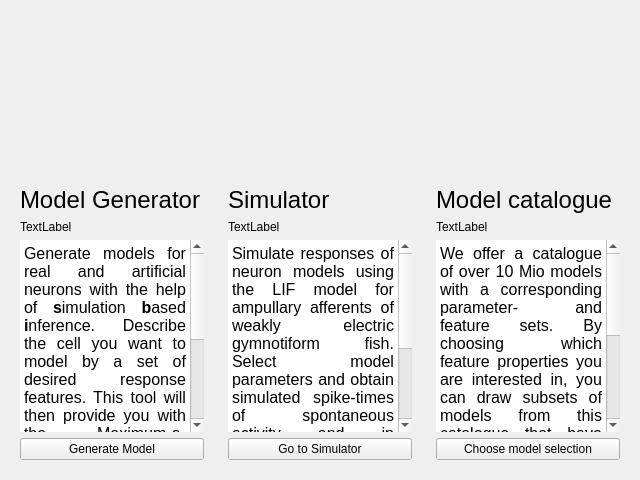
The window that ampullary_ui/ui/startpage.ui (bendalab/ampullarymodel) describes before a commit, drawn with Qt 5.
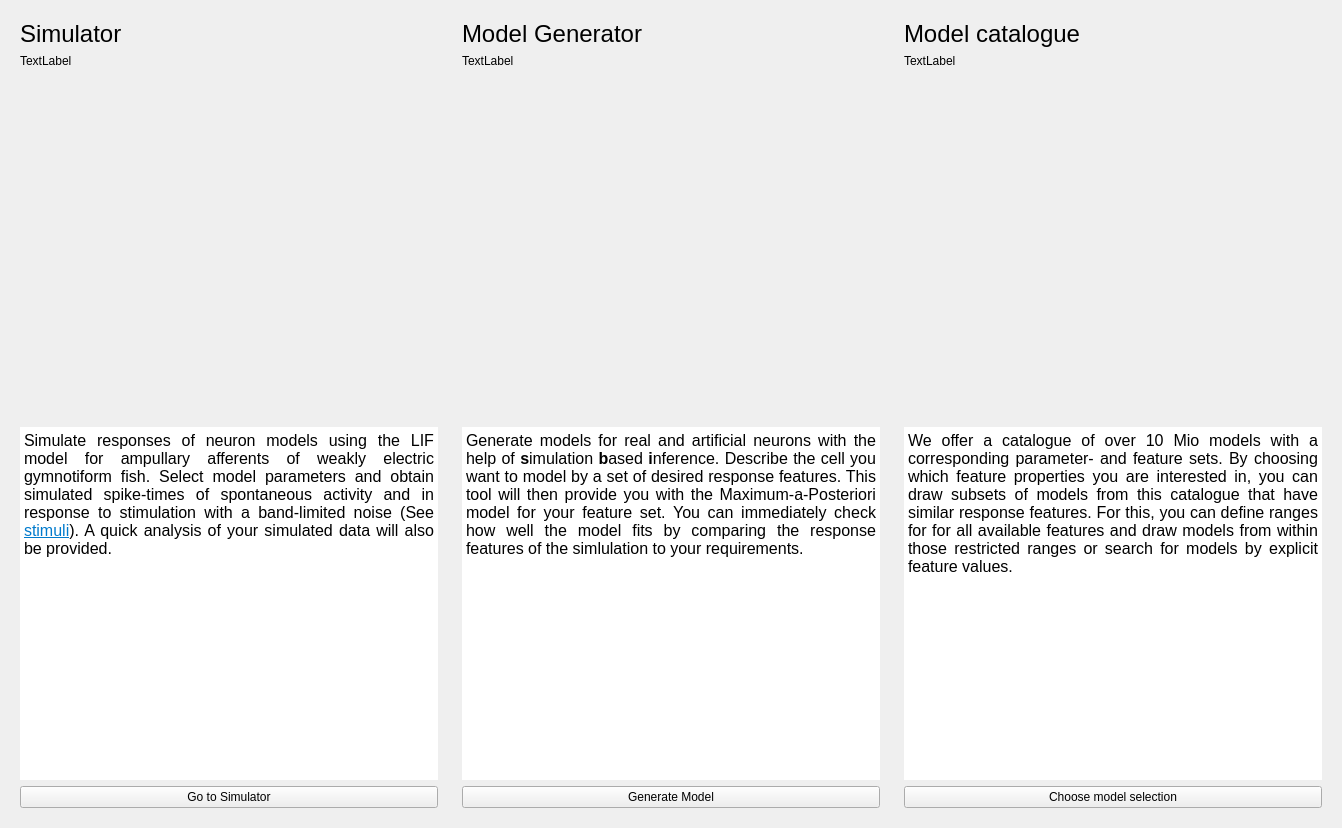
The same window after the commit.

Commit message: [ui] update splash, start and mainwindow

```diff
--- a/ampullary_ui/ui/startpage.ui
+++ b/ampullary_ui/ui/startpage.ui
@@ -6,96 +6,14 @@
    <rect>
     <x>0</x>
     <y>0</y>
-    <width>640</width>
-    <height>480</height>
+    <width>1342</width>
+    <height>828</height>
    </rect>
   </property>
   <property name="windowTitle">
    <string>Form</string>
   </property>
   <layout class="QHBoxLayout" name="horizontalLayout">
-   <item>
-    <widget class="QFrame" name="frame_2">
-     <property name="frameShape">
-      <enum>QFrame::Shape::NoFrame</enum>
-     </property>
-     <property name="role" stdset="0">
-      <string>startframe</string>
-     </property>
-     <layout class="QVBoxLayout" name="verticalLayout_2" stretch="0,0,0,0,0">
-      <item>
-       <spacer name="verticalSpacer_4">
-        <property name="orientation">
-         <enum>Qt::Orientation::Vertical</enum>
-        </property>
-        <property name="sizeHint" stdset="0">
-         <size>
-          <width>20</width>
-          <height>40</height>
-         </size>
-        </property>
-       </spacer>
-      </item>
-      <item>
-       <widget class="QLabel" name="title_2">
-        <property name="font">
-         <font>
-          <pointsize>18</pointsize>
-         </font>
-        </property>
-        <property name="text">
-         <string>Model Generator</string>
-        </property>
-        <property name="role" stdset="0">
-         <string>title</string>
-        </property>
-       </widget>
-      </item>
-      <item>
-       <widget class="QLabel" name="picture_1">
-        <property name="text">
-         <string>TextLabel</string>
-        </property>
-       </widget>
-      </item>
-      <item>
-       <widget class="QTextBrowser" name="description_2">
-        <property name="font">
-         <font>
-          <pointsize>16</pointsize>
-         </font>
-        </property>
-        <property name="frameShape">
-         <enum>QFrame::Shape::NoFrame</enum>
-        </property>
-        <property name="readOnly">
-         <bool>true</bool>
-        </property>
-        <property name="html">
-         <string>&lt;!DOCTYPE HTML PUBLIC &quot;-//W3C//DTD HTML 4.0//EN&quot; &quot;http://www.w3.org/TR/REC-html40/strict.dtd&quot;&gt;
-&lt;html&gt;&lt;head&gt;&lt;meta name=&quot;qrichtext&quot; content=&quot;1&quot; /&gt;&lt;meta charset=&quot;utf-8&quot; /&gt;&lt;style type=&quot;text/css&quot;&gt;
-p, li { white-space: pre-wrap; }
-hr { height: 1px; border-width: 0; }
-li.unchecked::marker { content: &quot;\2610&quot;; }
-li.checked::marker { content: &quot;\2612&quot;; }
-&lt;/style&gt;&lt;/head&gt;&lt;body style=&quot; font-family:'.AppleSystemUIFont'; font-size:16pt; font-weight:400; font-style:normal;&quot;&gt;
-&lt;p align=&quot;justify&quot; style=&quot; margin-top:0px; margin-bottom:0px; margin-left:0px; margin-right:0px; -qt-block-indent:0; text-indent:0px;&quot;&gt;&lt;span style=&quot; font-family:'Ubuntu'; font-size:12pt;&quot;&gt;Generate models for real and artificial neurons with the help of &lt;/span&gt;&lt;span style=&quot; font-family:'Ubuntu'; font-size:12pt; font-weight:700;&quot;&gt;s&lt;/span&gt;&lt;span style=&quot; font-family:'Ubuntu'; font-size:12pt;&quot;&gt;imulation &lt;/span&gt;&lt;span style=&quot; font-family:'Ubuntu'; font-size:12pt; font-weight:700;&quot;&gt;b&lt;/span&gt;&lt;span style=&quot; font-family:'Ubuntu'; font-size:12pt;&quot;&gt;ased &lt;/span&gt;&lt;span style=&quot; font-family:'Ubuntu'; font-size:12pt; font-weight:700;&quot;&gt;i&lt;/span&gt;&lt;span style=&quot; font-family:'Ubuntu'; font-size:12pt;&quot;&gt;nference. Describe the cell you want to model by a set of desired response features. This tool will then provide you with the Maximum-a-Posteriori model for your feature set. You can immediately check how well the model fits by comparing the response features of the simlulation to your requirements. &lt;/span&gt;&lt;/p&gt;&lt;/body&gt;&lt;/html&gt;</string>
-        </property>
-        <property name="openLinks">
-         <bool>false</bool>
-        </property>
-       </widget>
-      </item>
-      <item>
-       <widget class="QPushButton" name="button_to_cm">
-        <property name="text">
-         <string>Generate Model</string>
-        </property>
-       </widget>
-      </item>
-     </layout>
-    </widget>
-   </item>
    <item>
     <widget class="QFrame" name="frame_1">
      <property name="frameShape">
@@ -105,19 +23,6 @@
       <string>startframe</string>
      </property>
      <layout class="QVBoxLayout" name="verticalLayout" stretch="0,0,0,0,0">
-      <item>
-       <spacer name="verticalSpacer_2">
-        <property name="orientation">
-         <enum>Qt::Orientation::Vertical</enum>
-        </property>
-        <property name="sizeHint" stdset="0">
-         <size>
-          <width>20</width>
-          <height>40</height>
-         </size>
-        </property>
-       </spacer>
-      </item>
       <item>
        <widget class="QLabel" name="title_1">
         <property name="font">
@@ -136,12 +41,22 @@
        </widget>
       </item>
       <item>
-       <widget class="QLabel" name="picture_2">
+       <widget class="QLabel" name="picture_1">
         <property name="text">
          <string>TextLabel</string>
         </property>
        </widget>
       </item>
+      <item>
+       <spacer name="verticalSpacer_2">
+        <property name="sizeHint" stdset="0">
+         <size>
+          <width>20</width>
+          <height>40</height>
+         </size>
+        </property>
+       </spacer>
+      </item>
       <item>
        <widget class="QTextBrowser" name="description_1">
         <property name="font">
@@ -159,7 +74,7 @@
 hr { height: 1px; border-width: 0; }
 li.unchecked::marker { content: &quot;\2610&quot;; }
 li.checked::marker { content: &quot;\2612&quot;; }
-&lt;/style&gt;&lt;/head&gt;&lt;body style=&quot; font-family:'.AppleSystemUIFont'; font-size:16pt; font-weight:400; font-style:normal;&quot;&gt;
+&lt;/style&gt;&lt;/head&gt;&lt;body style=&quot; font-family:'Sans Serif'; font-size:16pt; font-weight:400; font-style:normal;&quot;&gt;
 &lt;p align=&quot;justify&quot; style=&quot; margin-top:0px; margin-bottom:0px; margin-left:0px; margin-right:0px; -qt-block-indent:0; text-indent:0px;&quot;&gt;&lt;span style=&quot; font-family:'Ubuntu'; font-size:12pt;&quot;&gt;Simulate responses of neuron models using the LIF model for ampullary afferents of weakly electric gymnotiform fish. Select model parameters and obtain simulated spike-times of spontaneous activity and in response to stimulation with a band-limited noise (See &lt;/span&gt;&lt;a href=&quot;../../stimuli&quot;&gt;&lt;span style=&quot; font-family:'Ubuntu'; font-size:12pt; text-decoration: underline; color:#007acc;&quot;&gt;stimuli&lt;/span&gt;&lt;/a&gt;&lt;span style=&quot; font-family:'Ubuntu'; font-size:12pt;&quot;&gt;). A quick analysis of your simulated data will also be provided.&lt;/span&gt;&lt;/p&gt;&lt;/body&gt;&lt;/html&gt;</string>
         </property>
         <property name="openLinks">
@@ -177,6 +92,85 @@
      </layout>
     </widget>
    </item>
+   <item>
+    <widget class="QFrame" name="frame_2">
+     <property name="frameShape">
+      <enum>QFrame::NoFrame</enum>
+     </property>
+     <property name="role" stdset="0">
+      <string>startframe</string>
+     </property>
+     <layout class="QVBoxLayout" name="verticalLayout_2" stretch="0,0,0,0,0">
+      <item>
+       <widget class="QLabel" name="title_2">
+        <property name="font">
+         <font>
+          <pointsize>18</pointsize>
+         </font>
+        </property>
+        <property name="text">
+         <string>Model Generator</string>
+        </property>
+        <property name="role" stdset="0">
+         <string>title</string>
+        </property>
+       </widget>
+      </item>
+      <item>
+       <widget class="QLabel" name="picture_2">
+        <property name="text">
+         <string>TextLabel</string>
+        </property>
+       </widget>
+      </item>
+      <item>
+       <spacer name="verticalSpacer_4">
+        <property name="sizeHint" stdset="0">
+         <size>
+          <width>20</width>
+          <height>40</height>
+         </size>
+        </property>
+       </spacer>
+      </item>
+      <item>
+       <widget class="QTextBrowser" name="description_2">
+        <property name="font">
+         <font>
+          <pointsize>16</pointsize>
+         </font>
+        </property>
+        <property name="frameShape">
+         <enum>QFrame::NoFrame</enum>
+        </property>
+        <property name="readOnly">
+         <bool>true</bool>
+        </property>
+        <property name="html">
+         <string>&lt;!DOCTYPE HTML PUBLIC &quot;-//W3C//DTD HTML 4.0//EN&quot; &quot;http://www.w3.org/TR/REC-html40/strict.dtd&quot;&gt;
+&lt;html&gt;&lt;head&gt;&lt;meta name=&quot;qrichtext&quot; content=&quot;1&quot; /&gt;&lt;meta charset=&quot;utf-8&quot; /&gt;&lt;style type=&quot;text/css&quot;&gt;
+p, li { white-space: pre-wrap; }
+hr { height: 1px; border-width: 0; }
+li.unchecked::marker { content: &quot;\2610&quot;; }
+li.checked::marker { content: &quot;\2612&quot;; }
+&lt;/style&gt;&lt;/head&gt;&lt;body style=&quot; font-family:'Sans Serif'; font-size:16pt; font-weight:400; font-style:normal;&quot;&gt;
+&lt;p align=&quot;justify&quot; style=&quot; margin-top:0px; margin-bottom:0px; margin-left:0px; margin-right:0px; -qt-block-indent:0; text-indent:0px;&quot;&gt;&lt;span style=&quot; font-family:'Ubuntu'; font-size:12pt;&quot;&gt;Generate models for real and artificial neurons with the help of &lt;/span&gt;&lt;span style=&quot; font-family:'Ubuntu'; font-size:12pt; font-weight:700;&quot;&gt;s&lt;/span&gt;&lt;span style=&quot; font-family:'Ubuntu'; font-size:12pt;&quot;&gt;imulation &lt;/span&gt;&lt;span style=&quot; font-family:'Ubuntu'; font-size:12pt; font-weight:700;&quot;&gt;b&lt;/span&gt;&lt;span style=&quot; font-family:'Ubuntu'; font-size:12pt;&quot;&gt;ased &lt;/span&gt;&lt;span style=&quot; font-family:'Ubuntu'; font-size:12pt; font-weight:700;&quot;&gt;i&lt;/span&gt;&lt;span style=&quot; font-family:'Ubuntu'; font-size:12pt;&quot;&gt;nference. Describe the cell you want to model by a set of desired response features. This tool will then provide you with the Maximum-a-Posteriori model for your feature set. You can immediately check how well the model fits by comparing the response features of the simlulation to your requirements. &lt;/span&gt;&lt;/p&gt;&lt;/body&gt;&lt;/html&gt;</string>
+        </property>
+        <property name="openLinks">
+         <bool>false</bool>
+        </property>
+       </widget>
+      </item>
+      <item>
+       <widget class="QPushButton" name="generatorbtn">
+        <property name="text">
+         <string>Generate Model</string>
+        </property>
+       </widget>
+      </item>
+     </layout>
+    </widget>
+   </item>
    <item>
     <widget class="QFrame" name="frame_3">
      <property name="frameShape">
@@ -186,19 +180,6 @@
       <string>startframe</string>
      </property>
      <layout class="QVBoxLayout" name="verticalLayout_3" stretch="0,0,0,0,0">
-      <item>
-       <spacer name="verticalSpacer_5">
-        <property name="orientation">
-         <enum>Qt::Orientation::Vertical</enum>
-        </property>
-        <property name="sizeHint" stdset="0">
-         <size>
-          <width>20</width>
-          <height>40</height>
-         </size>
-        </property>
-       </spacer>
-      </item>
       <item>
        <widget class="QLabel" name="title_3">
         <property name="font">
@@ -224,6 +205,16 @@
         </property>
        </widget>
       </item>
+      <item>
+       <spacer name="verticalSpacer_5">
+        <property name="sizeHint" stdset="0">
+         <size>
+          <width>20</width>
+          <height>40</height>
+         </size>
+        </property>
+       </spacer>
+      </item>
       <item>
        <widget class="QTextBrowser" name="discription_3">
         <property name="font">
@@ -241,7 +232,7 @@
 hr { height: 1px; border-width: 0; }
 li.unchecked::marker { content: &quot;\2610&quot;; }
 li.checked::marker { content: &quot;\2612&quot;; }
-&lt;/style&gt;&lt;/head&gt;&lt;body style=&quot; font-family:'.AppleSystemUIFont'; font-size:16pt; font-weight:400; font-style:normal;&quot;&gt;
+&lt;/style&gt;&lt;/head&gt;&lt;body style=&quot; font-family:'Sans Serif'; font-size:16pt; font-weight:400; font-style:normal;&quot;&gt;
 &lt;p align=&quot;justify&quot; style=&quot; margin-top:0px; margin-bottom:0px; margin-left:0px; margin-right:0px; -qt-block-indent:0; text-indent:0px;&quot;&gt;&lt;span style=&quot; font-family:'Ubuntu'; font-size:12pt;&quot;&gt;We offer a catalogue of over 10 Mio models with a corresponding parameter- and feature sets. By choosing which feature properties you are interested in, you can draw subsets of models from this catalogue that have similar response features. For this, you can define ranges for for all available features and draw models from within those restricted ranges or search for models by explicit feature values. &lt;/span&gt;&lt;/p&gt;&lt;/body&gt;&lt;/html&gt;</string>
         </property>
         <property name="openLinks">
```
Left out of the diff: 12 changed lines with no effect on the pictures. The commit also changes 2 other files.
